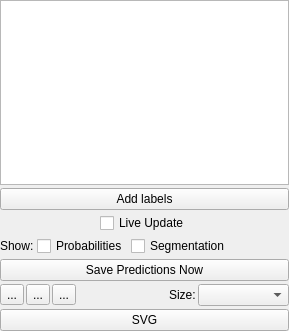
Above: ilastik/applets/pixelClassification/labelingDrawer.ui from ilastik/ilastik before the change. Below: the same form after it.
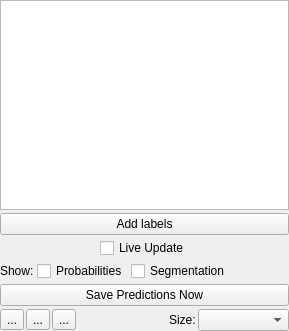
That is the form after the change. Custom widgets are drawn as their Qt base class.

Commit message: PixelClassification: Removed debugging svg button and code.

The edit to the form file:
```diff
--- a/ilastik/applets/pixelClassification/labelingDrawer.ui
+++ b/ilastik/applets/pixelClassification/labelingDrawer.ui
@@ -220,16 +220,6 @@
       </item>
      </layout>
     </item>
-    <item>
-     <widget class="QPushButton" name="svgButton">
-      <property name="text">
-       <string>SVG</string>
-      </property>
-     </widget>
-    </item>
-    <item>
-     <layout class="QHBoxLayout" name="horizontalLayout_2"/>
-    </item>
    </layout>
   </widget>
  </widget>
```
The commit also changes 2 other files.
